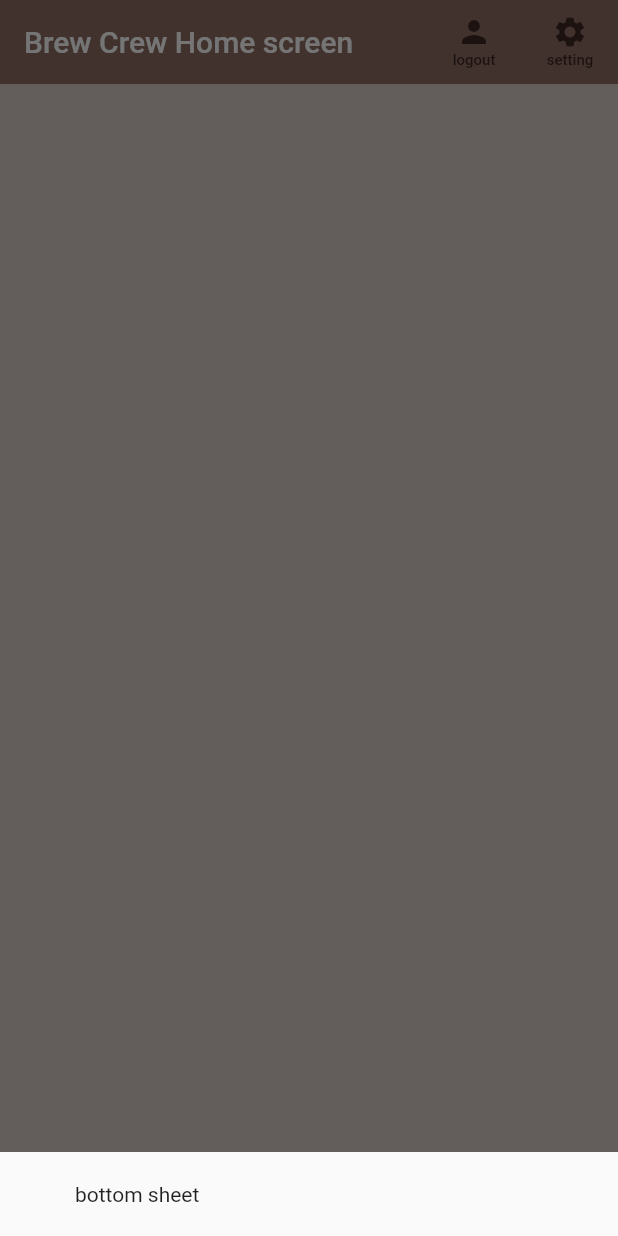
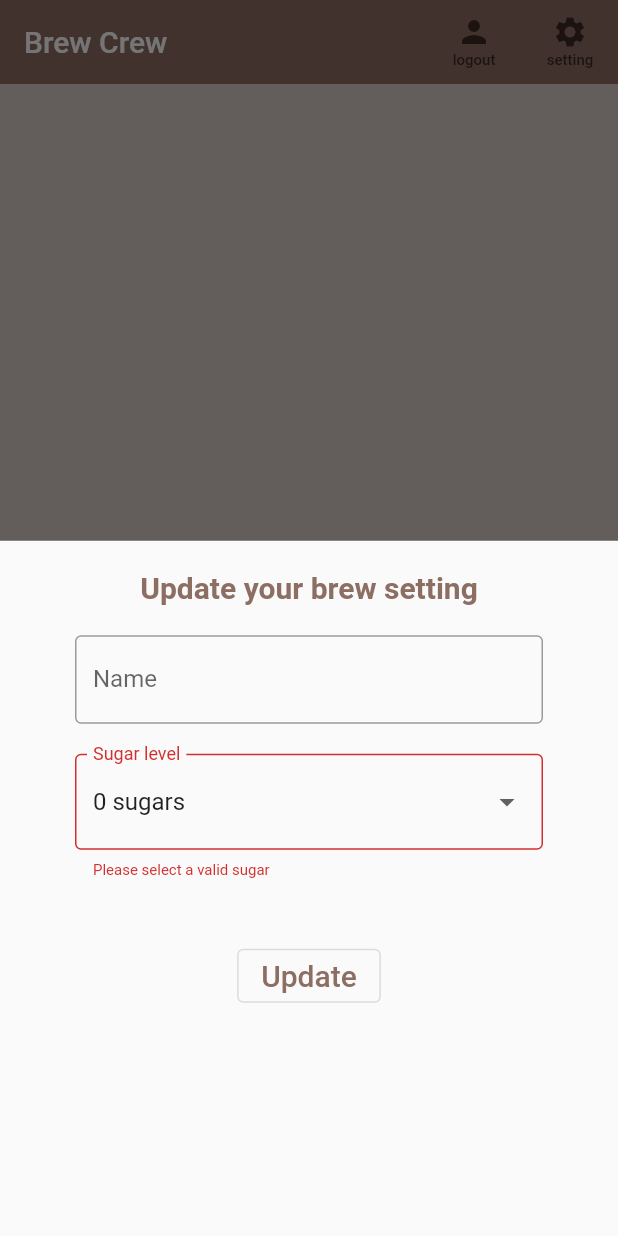
Before and after one commit to jianhui-ben/firebase-flutter-brew-crew-app, a Flutter app: the screen it shows once a user with an empty profile is signed in, after a tap on "setting", on a phone screen of 412 x 824 dp. Run offline on Flutter 3.47's test engine with Material 2 defaults, Android fonts, the phone set to English and light mode, and no system bars; our stand-ins replace cloud_firestore, firebase_auth, firebase_core, flutter_spinkit; accounts and stored records are empty.

Commit message:
add setting

```diff
--- a/lib/screens/home/home.dart
+++ b/lib/screens/home/home.dart
@@ -1,5 +1,5 @@
-import 'package:cloud_firestore/cloud_firestore.dart';
 import 'package:firebase_flutter_brew_crew_app/screens/home/brewList.dart';
+import 'package:firebase_flutter_brew_crew_app/screens/home/settings_form.dart';
 import 'package:firebase_flutter_brew_crew_app/services/database.dart';
 import 'package:flutter/material.dart';
 import 'package:provider/provider.dart';
@@ -19,7 +19,7 @@ class Home extends StatelessWidget {
       showModalBottomSheet(context: context, builder: (context) {
         return Container(
           padding: EdgeInsets.symmetric(vertical: 20, horizontal: 50),
-            child: Text("bottom sheet"));
+            child: SettingsForm());
       });
     }
 
@@ -31,7 +31,7 @@ class Home extends StatelessWidget {
         appBar: AppBar(
           backgroundColor: Colors.brown[400],
           elevation: 0.0,
-          title: Text("Brew Crew Home screen"),
+          title: Text("Brew Crew"),
           actions: <Widget>[
             TextButton(
               onPressed: () async {
--- /dev/null
+++ b/lib/screens/home/settings_form.dart
@@ -0,0 +1,103 @@
+import 'package:flutter/material.dart';
+import 'package:firebase_flutter_brew_crew_app/shared/constants.dart';
+
+class SettingsForm extends StatefulWidget {
+  const SettingsForm({super.key});
+
+  @override
+  State<SettingsForm> createState() => _SettingsFormState();
+}
+
+class _SettingsFormState extends State<SettingsForm> {
+
+  final GlobalKey<FormState> _formKey = GlobalKey<FormState>();
+  final List<String> sugars = ["0", "1", "2", "3", "4"];
+  String? _curName;
+  String? _curSugars;
+  int? _curStrength;
+
+
+
+  @override
+  Widget build(BuildContext context) {
+    return Form(
+        key: _formKey,
+        child: Column(
+          children: [
+            Text(
+              "Update your brew setting",
+              style: TextStyle(
+                  fontSize: 20,
+                  color: Colors.brown[400],
+                  fontWeight: FontWeight.bold),
+            ),
+            SizedBox(
+              height: 20,
+            ),
+            TextFormField(
+              onChanged: (value) {
+                setState(() {
+                  _curName = value;
+                });
+              },
+              validator: (value) {
+                return (value == null || value.isEmpty)
+                    ? "Please enter a name"
+                    : null;
+              },
+              decoration: textInputDecoration.copyWith(
+                labelText: 'Name',
+                errorText: _formKey.currentState == null || _formKey.currentState!.validate() ? null : "Please enter a valid name"
+              ),
+            ),
+            const SizedBox(
+              height: 20,
+            ),
+            //drop down to select sugars
+
+            DropdownButtonFormField<String>(
+              value: _curSugars ?? "0",
+              onChanged: (String? selectedSugarValue) {
+                setState(() {
+                  _curSugars = selectedSugarValue!;
+                });
+              },
+              items: sugars.map((String sugar) {
+                return DropdownMenuItem<String>(
+                  value: sugar,
+                  child: Text("$sugar sugars"),
+                );
+              }).toList(),
+              validator: (value) {
+                return sugars.contains(value)
+                    ? null
+                    : "Please enter a sugar";
+              },
+              decoration: textInputDecoration.copyWith(
+                  labelText: 'Sugar level', errorText: "Please select a valid sugar"),
+            ),
+
+            const SizedBox(
+              height: 20,
+            ),
+
+            //slider to select strength
+
+            const SizedBox(
+              height: 20,
+            ),
+
+            OutlinedButton(
+              onPressed: () {
+                // Respond to button press
+                print("name: $_curName, sugar: $_curSugars, strength: $_curStrength");
+              },
+              child: Text(
+                "Update",
+                style: TextStyle(fontSize: 20, color: Colors.brown[400]),
+              ),
+            )
+          ],
+        ));
+  }
+}
```
